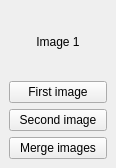
Above: seminarske/gis/src/main.ui from urosjarc/instruktor before the change. Below: the same form after it.
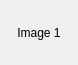
That is the form after the change.

What changed in the file:
```diff
--- a/seminarske/gis/src/main.ui
+++ b/seminarske/gis/src/main.ui
@@ -6,8 +6,8 @@
    <rect>
     <x>0</x>
     <y>0</y>
-    <width>116</width>
-    <height>168</height>
+    <width>78</width>
+    <height>65</height>
    </rect>
   </property>
   <property name="sizePolicy">
@@ -22,8 +22,6 @@
   <widget class="QWidget" name="centralwidget">
    <layout class="QGridLayout" name="gridLayout">
     <item row="0" column="0">
-     <layout class="QVBoxLayout" name="verticalLayout">
-      <item>
        <widget class="QLabel" name="imageL">
         <property name="sizePolicy">
          <sizepolicy hsizetype="Minimum" vsizetype="Minimum">
@@ -38,29 +36,6 @@
          <set>Qt::AlignCenter</set>
         </property>
        </widget>
-      </item>
-      <item>
-       <widget class="QPushButton" name="image1PB">
-        <property name="text">
-         <string>First image</string>
-        </property>
-       </widget>
-      </item>
-      <item>
-       <widget class="QPushButton" name="image2PB">
-        <property name="text">
-         <string>Second image</string>
-        </property>
-       </widget>
-      </item>
-      <item>
-       <widget class="QPushButton" name="joinPB">
-        <property name="text">
-         <string>Merge images</string>
-        </property>
-       </widget>
-      </item>
-     </layout>
     </item>
    </layout>
   </widget>
```
Lines whose indentation alone changed are shown as unchanged.
